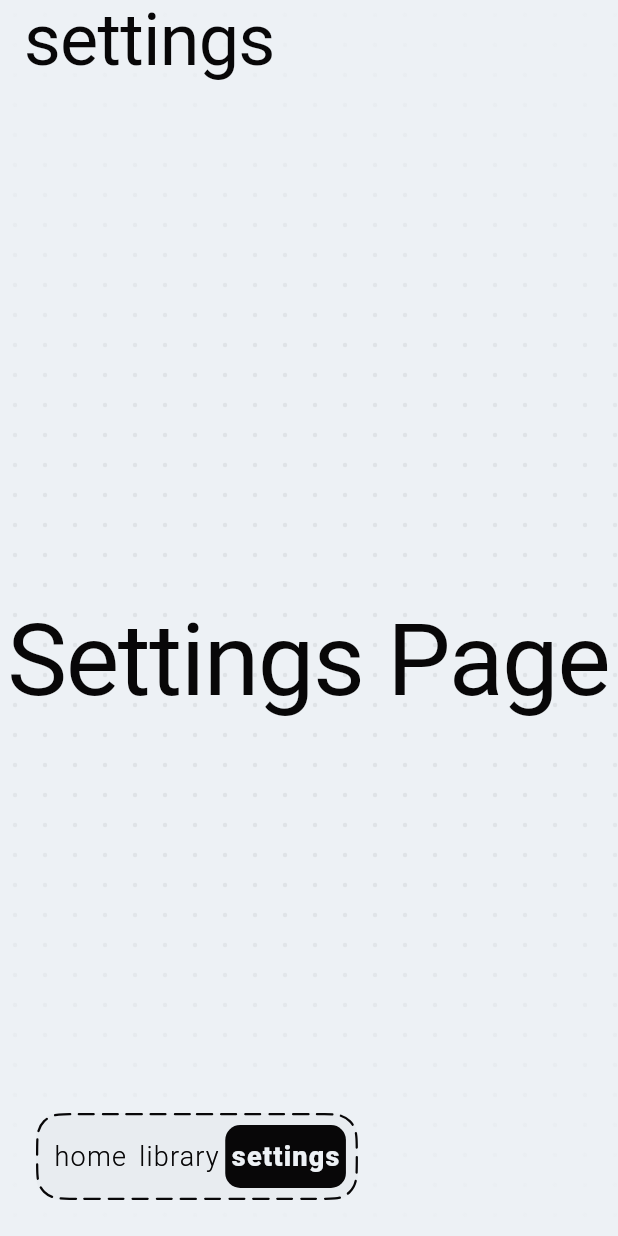
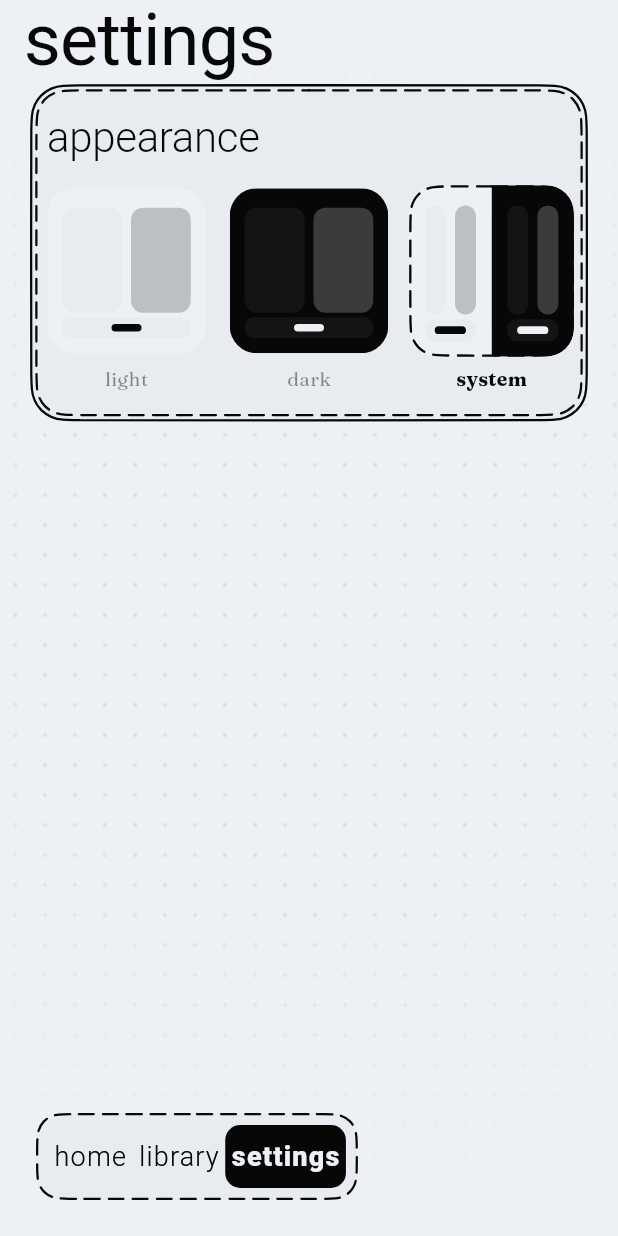
Before and after one commit to CyxAero/inktome, a Flutter app: the screen it shows after launch, item 3 of the bottom bar chosen, on a phone screen of 412 x 824 dp. Run offline on Flutter 3.47's test engine with Material 3 defaults, Android fonts, the phone set to English and light mode, and no system bars; our stand-ins replace go_router, google_fonts, shared_preferences; missing offline and left inert: flutter_lucide_animated; Roboto replaces fonts that are missing (Londrina Solid).

Commit message:
feat(theme): add theme switcher with system preference detection
- Add ThemeNotifier for managing light/dark mode state
- Create appearance settings section with toggle controls
- Implement automatic system theme detection
- Persist theme preference using SharedPreferences

```diff
--- /dev/null
+++ b/lib/core/features/settings/sections/appearance_section.dart
@@ -0,0 +1,303 @@
+import 'package:flutter/material.dart';
+import 'package:inktome/core/theme/inktome_colors.dart';
+import 'package:inktome/core/theme/inktome_spacing.dart';
+import 'package:inktome/core/theme/inktome_typography.dart';
+import 'package:inktome/core/theme/theme_notifier.dart';
+import 'package:inktome/core/widgets/custom_dashed_border.dart';
+import 'package:provider/provider.dart';
+
+final _cardRadius = 18.0;
+
+class AppearanceSection extends StatelessWidget {
+  const AppearanceSection({
+    super.key,
+    required this.textColor,
+    required this.currentMode,
+  });
+
+  final Color textColor;
+  final ThemeMode currentMode;
+
+  @override
+  Widget build(BuildContext context) {
+    return Column(
+      crossAxisAlignment: CrossAxisAlignment.start,
+      children: [
+        Text(
+          'appearance',
+          style: InktomeTextStyles.headingSmallWithColor(textColor),
+        ),
+        SizedBox(height: InktomeSpacing.md),
+        _ThemeSelector(currentMode: currentMode),
+      ],
+    );
+  }
+}
+
+// MARK: THEME SELECTOR
+/// Three side-by-side preview cards — light, dark, system.
+/// The selected one gets a dashed border. Tapping any card applies
+/// the theme immediately via ThemeNotifier.
+class _ThemeSelector extends StatelessWidget {
+  const _ThemeSelector({required this.currentMode});
+
+  final ThemeMode currentMode;
+
+  @override
+  Widget build(BuildContext context) {
+    return Row(
+      children: [
+        _ThemeCard(
+          mode: ThemeMode.light,
+          label: 'light',
+          isSelected: currentMode == ThemeMode.light,
+          onTap: () => context.read<ThemeNotifier>().setMode(ThemeMode.light),
+        ),
+        const SizedBox(width: InktomeSpacing.md),
+        _ThemeCard(
+          mode: ThemeMode.dark,
+          label: 'dark',
+          isSelected: currentMode == ThemeMode.dark,
+          onTap: () => context.read<ThemeNotifier>().setMode(ThemeMode.dark),
+        ),
+        const SizedBox(width: InktomeSpacing.md),
+        _ThemeCard(
+          mode: ThemeMode.system,
+          label: 'system',
+          isSelected: currentMode == ThemeMode.system,
+          onTap: () => context.read<ThemeNotifier>().setMode(ThemeMode.system),
+        ),
+      ],
+    );
+  }
+}
+
+// MARK: THEME CARD
+
+/// A tappable miniature UI preview representing one ThemeMode.
+///
+/// Colours are hardcoded to their respective theme values — these
+/// are intentionally NOT reading from Theme.of(context), because
+/// the card always shows its own theme regardless of the active one.
+/// Light card always looks light, dark card always looks dark.
+class _ThemeCard extends StatelessWidget {
+  const _ThemeCard({
+    required this.mode,
+    required this.label,
+    required this.isSelected,
+    required this.onTap,
+  });
+
+  final ThemeMode mode;
+  final String label;
+  final bool isSelected;
+  final VoidCallback onTap;
+
+  @override
+  Widget build(BuildContext context) {
+    final isDark = Theme.of(context).brightness == Brightness.dark;
+    final labelColor = isDark ? InktomeColors.white : InktomeColors.black;
+
+    return Expanded(
+      child: GestureDetector(
+        onTap: onTap,
+        child: Column(
+          crossAxisAlignment: CrossAxisAlignment.center,
+          children: [
+            // The preview card itself.
+            AnimatedContainer(
+              duration: const Duration(milliseconds: 200),
+              curve: Curves.easeOut,
+              // Slight scale-up when selected — subtle but tactile.
+              transform: isSelected
+                  ? (Matrix4.identity()
+                      ..scaleByDouble(1.04, 1.04, 1.0, 1.0)
+                      ..translateByDouble(-2.0, -2.0, 0.0, 1.0))
+                  : Matrix4.identity(),
+              child: DashedBorder(
+                color: isSelected
+                    ? labelColor
+                    : labelColor.withValues(alpha: 0.0),
+                radius: _cardRadius,
+                child: SquircleClip(
+                  radius: _cardRadius,
+                  child: _CardPreview(mode: mode),
+                ),
+              ),
+            ),
+            const SizedBox(height: InktomeSpacing.sm),
+            // Label below the card.
+            AnimatedDefaultTextStyle(
+              duration: const Duration(milliseconds: 200),
+              style: InktomeTextStyles.labelLarge.copyWith(
+                color: labelColor.withValues(alpha: isSelected ? 1.0 : 0.45),
+                fontWeight: isSelected ? FontWeight.w700 : FontWeight.w400,
+              ),
+              child: Text(label),
+            ),
+          ],
+        ),
+      ),
+    );
+  }
+}
+
+// MARK: CARD PREVIEW
+
+/// The miniature UI inside each theme card.
+///
+/// Colours are hardcoded per-mode — see _ThemeCard for why.
+/// For ThemeMode.system we show a split card: left half light, right half dark.
+class _CardPreview extends StatelessWidget {
+  const _CardPreview({required this.mode});
+
+  final ThemeMode mode;
+
+  // The two palette sets — pulled directly from InktomeColors.
+  static const _light = _Palette(
+    bg: InktomeColors.white,
+    card: InktomeColors.cardOnWhite,
+    fg: InktomeColors.black,
+    muted: InktomeColors.greyMuted,
+    dot: InktomeColors.black,
+  );
+  static const _dark = _Palette(
+    bg: InktomeColors.black,
+    card: InktomeColors.cardOnBlack,
+    fg: InktomeColors.white,
+    muted: InktomeColors.greyOnDark,
+    dot: InktomeColors.white,
+  );
+
+  @override
+  Widget build(BuildContext context) {
+    if (mode == ThemeMode.system) {
+      // Split preview: left = light, right = dark.
+      return SizedBox(
+        height: 110,
+        child: Row(
+          children: [
+            Expanded(child: _SinglePreview(palette: _light, roundLeft: true)),
+            Expanded(child: _SinglePreview(palette: _dark, roundRight: true)),
+          ],
+        ),
+      );
+    }
+
+    final palette = mode == ThemeMode.light ? _light : _dark;
+    return SizedBox(height: 110, child: _SinglePreview(palette: palette));
+  }
+}
+
+// MARK: SINGLE PREVIEW
+
+/// One half (or the full) themed miniature. Draws the dot grid,
+/// two fake book covers, and a tiny nav pill at the bottom.
+class _SinglePreview extends StatelessWidget {
+  const _SinglePreview({
+    required this.palette,
+    this.roundLeft = false,
+    this.roundRight = false,
+  });
+
+  final _Palette palette;
+  final bool roundLeft;
+  final bool roundRight;
+
+  @override
+  Widget build(BuildContext context) {
+    return ClipRRect(
+      // Only round the corners relevant to this half of the split card.
+      borderRadius: BorderRadius.only(
+        topLeft: roundLeft ? Radius.circular(_cardRadius) : Radius.zero,
+        bottomLeft: roundLeft ? Radius.circular(_cardRadius) : Radius.zero,
+        topRight: roundRight ? Radius.circular(_cardRadius) : Radius.zero,
+        bottomRight: roundRight ? Radius.circular(_cardRadius) : Radius.zero,
+      ),
+      child: ColoredBox(
+        color: palette.bg,
+        child: Padding(
+          padding: const EdgeInsets.all(10),
+          child: Column(
+            children: [
+              // Two fake book cover rectangles, top area.
+              Expanded(
+                child: Row(
+                  children: [
+                    _FakeBook(color: palette.card),
+                    const SizedBox(width: 6),
+                    _FakeBook(color: palette.muted.withValues(alpha: 0.3)),
+                  ],
+                ),
+              ),
+
+              // Tiny nav pill at the bottom.
+              Container(
+                height: 14,
+                decoration: ShapeDecoration(
+                  color: palette.card,
+                  shape: RoundedSuperellipseBorder(
+                    borderRadius: BorderRadius.circular(6),
+                  ),
+                ),
+                child: Center(
+                  child: Container(
+                    width: 20,
+                    height: 5,
+                    decoration: ShapeDecoration(
+                      color: palette.fg,
+                      shape: RoundedSuperellipseBorder(
+                        borderRadius: BorderRadius.circular(3),
+                      ),
+                    ),
+                  ),
+                ),
+              ),
+            ],
+          ),
+        ),
+      ),
+    );
+  }
+}
+
+// MARK: FAKE BOOK
+
+class _FakeBook extends StatelessWidget {
+  const _FakeBook({required this.color});
+
+  final Color color;
+
+  @override
+  Widget build(BuildContext context) {
+    return Expanded(
+      child: Container(
+        height: 70,
+        decoration: ShapeDecoration(
+          color: color,
+          shape: RoundedSuperellipseBorder(
+            borderRadius: BorderRadius.circular(8),
+          ),
+        ),
+      ),
+    );
+  }
+}
+
+// MARK: PALETTE DATA CLASS
+
+class _Palette {
+  const _Palette({
+    required this.bg,
+    required this.card,
+    required this.fg,
+    required this.muted,
+    required this.dot,
+  });
+
+  final Color bg;
+  final Color card;
+  final Color fg;
+  final Color muted;
+  final Color dot;
+}
--- a/lib/core/features/settings/settings_page.dart
+++ b/lib/core/features/settings/settings_page.dart
@@ -1,12 +1,13 @@
 import 'package:flutter/material.dart';
+import 'package:inktome/core/features/settings/sections/appearance_section.dart';
+import 'package:inktome/core/theme/inktome_colors.dart';
+import 'package:inktome/core/theme/inktome_spacing.dart';
+import 'package:inktome/core/theme/theme_notifier.dart';
+import 'package:inktome/core/widgets/custom_dashed_border.dart';
+import 'package:inktome/core/widgets/inktome_card.dart';
 import 'package:inktome/navigation/nav_bar_notifier.dart';
 import 'package:provider/provider.dart';
 
-/// INKTOME SETTINGS PAGE
-///
-/// App preferences — backup, export, display options, about.
-///
-/// Contextual pill: none — settings has no primary action.
 class SettingsPage extends StatefulWidget {
   const SettingsPage({super.key});
 
@@ -16,19 +17,6 @@ class SettingsPage extends StatefulWidget {
 
 class _SettingsPageState extends State<SettingsPage> {
   @override
-  Widget build(BuildContext context) {
-    final textTheme = Theme.of(context).textTheme;
-
-    return Scaffold(
-      backgroundColor: Colors.transparent,
-      appBar: AppBar(title: const Text('settings')),
-      body: Center(
-        child: Text('Settings Page', style: textTheme.displayMedium),
-      ),
-    );
-  }
-
-  @override
   void initState() {
     super.initState();
     WidgetsBinding.instance.addPostFrameCallback((_) {
@@ -36,4 +24,49 @@ class _SettingsPageState extends State<SettingsPage> {
       context.read<NavBarNotifier>().clearAction();
     });
   }
+
+  @override
+  Widget build(BuildContext context) {
+    final isDark = Theme.of(context).brightness == Brightness.dark;
+    final textColor = isDark ? InktomeColors.white : InktomeColors.black;
+    final currentMode = context.watch<ThemeNotifier>().mode;
+
+    return Scaffold(
+      backgroundColor: Colors.transparent,
+      resizeToAvoidBottomInset: false,
+      appBar: AppBar(title: const Text('settings')),
+      body: Padding(
+        padding: const EdgeInsets.symmetric(
+          horizontal: InktomeSpacing.pagePadding,
+        ),
+        child: IntrinsicHeight(
+          child: InktomeCard(
+            borderColor: textColor,
+            cardColor: isDark
+                ? InktomeColors.cardOnBlack
+                : InktomeColors.cardOnWhite,
+            cardBorderRadius: InktomeSpacing.radiusXl,
+            child: Padding(
+              padding: const EdgeInsets.all(InktomeSpacing.xs - 2),
+              child: DashedBorder(
+                color: textColor,
+                radius: 20.0,
+                // radius: InktomeSpacing.radiusMd,
+                child: Padding(
+                  padding: const EdgeInsets.symmetric(
+                    horizontal: InktomeSpacing.sm,
+                    vertical: InktomeSpacing.md,
+                  ),
+                  child: AppearanceSection(
+                    textColor: textColor,
+                    currentMode: currentMode,
+                  ),
+                ),
+              ),
+            ),
+          ),
+        ),
+      ),
+    );
+  }
 }
--- /dev/null
+++ b/lib/core/theme/theme_notifier.dart
@@ -0,0 +1,46 @@
+import 'package:flutter/material.dart';
+import 'package:shared_preferences/shared_preferences.dart';
+
+// MARK: ThemeNotifier
+
+/// Owns the app-wide ThemeMode and persists it across sessions.
+///
+/// Consumed by MainApp (to drive MaterialApp.router's themeMode)
+/// and by SettingsPage (to read + write the current selection).
+///
+/// Persistence is a single string key in shared_preferences —
+/// 'theme_mode' → 'light' | 'dark' | 'system'.
+class ThemeNotifier extends ChangeNotifier {
+  ThemeNotifier(this._prefs) {
+    _mode = _load();
+  }
+
+  final SharedPreferences _prefs;
+  static const _key = 'theme_mode';
+
+  late ThemeMode _mode;
+  ThemeMode get mode => _mode;
+
+  void setMode(ThemeMode mode) {
+    if (_mode == mode) return;
+    _mode = mode;
+    _prefs.setString(_key, _encode(mode));
+    notifyListeners();
+  }
+
+  ThemeMode _load() {
+    return _decode(_prefs.getString(_key));
+  }
+
+  static String _encode(ThemeMode mode) => switch (mode) {
+    ThemeMode.light => 'light',
+    ThemeMode.dark => 'dark',
+    ThemeMode.system => 'system',
+  };
+
+  static ThemeMode _decode(String? value) => switch (value) {
+    'light' => ThemeMode.light,
+    'dark' => ThemeMode.dark,
+    _ => ThemeMode.system, // default + unknown values
+  };
+}
--- /dev/null
+++ b/lib/core/widgets/inktome_card.dart
@@ -0,0 +1,30 @@
+import 'package:flutter/material.dart';
+
+class InktomeCard extends StatelessWidget {
+  const InktomeCard({
+    super.key,
+    required this.child,
+    required this.borderColor,
+    required this.cardColor,
+    required this.cardBorderRadius,
+  });
+
+  final Widget child;
+  final Color borderColor;
+  final Color cardColor;
+  final double cardBorderRadius;
+
+  @override
+  Widget build(BuildContext context) {
+    return Container(
+      decoration: ShapeDecoration(
+        color: cardColor,
+        shape: RoundedSuperellipseBorder(
+          borderRadius: BorderRadius.circular(cardBorderRadius),
+          side: BorderSide(color: borderColor, width: 1.5),
+        ),
+      ),
+      child: child,
+    );
+  }
+}
--- a/lib/main.dart
+++ b/lib/main.dart
@@ -1,30 +1,36 @@
 import 'package:flutter/material.dart';
 import 'package:inktome/core/theme/inktome_theme.dart';
+import 'package:inktome/core/theme/theme_notifier.dart';
 import 'package:inktome/navigation/app_router.dart';
+import 'package:provider/provider.dart';
+import 'package:shared_preferences/shared_preferences.dart';
 
-void main() {
-  runApp(const MainApp());
+void main() async {
+  WidgetsFlutterBinding.ensureInitialized();
+  final prefs = await SharedPreferences.getInstance();
+  runApp(
+    ChangeNotifierProvider(
+      create: (_) => ThemeNotifier(prefs),
+      child: const MainApp(),
+    ),
+  );
 }
 
-/// Root of the Inktome app.
-///
-/// MaterialApp.router hands control to [appRouter] (go_router).
-/// Theme, dark theme, and themeMode are set here — nowhere else.
-///
-/// Provider setup for feature-level state (e.g. LibraryNotifier,
-/// BookDetailNotifier) will be added here as features are built.
-/// NavBarNotifier is scoped to the shell — see AppShell.
+/// Root widget. Consumes ThemeNotifier so the MaterialApp rebuilds
+/// when the user switches theme — and nowhere else needs to care.
 class MainApp extends StatelessWidget {
   const MainApp({super.key});
 
   @override
   Widget build(BuildContext context) {
+    final themeMode = context.watch<ThemeNotifier>().mode;
+
     return MaterialApp.router(
       debugShowCheckedModeBanner: false,
       title: 'Inktome',
       theme: inktomeLightTheme(),
       darkTheme: inktomeDarkTheme(),
-      themeMode: ThemeMode.system,
+      themeMode: themeMode,
       routerConfig: appRouter,
     );
   }
```
